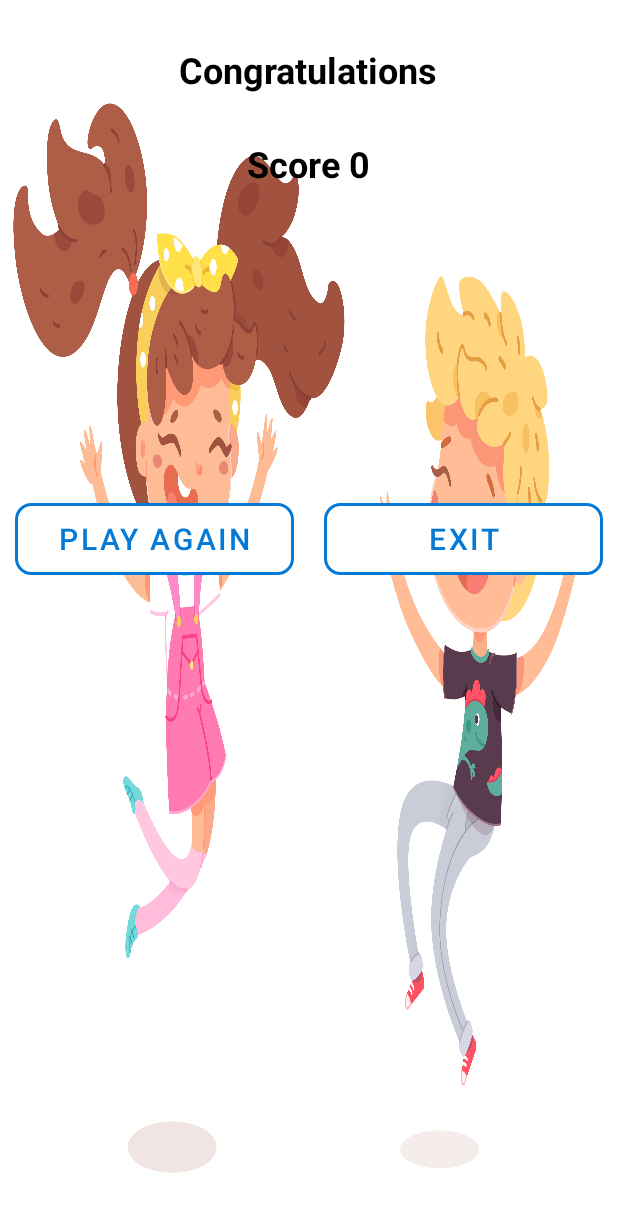
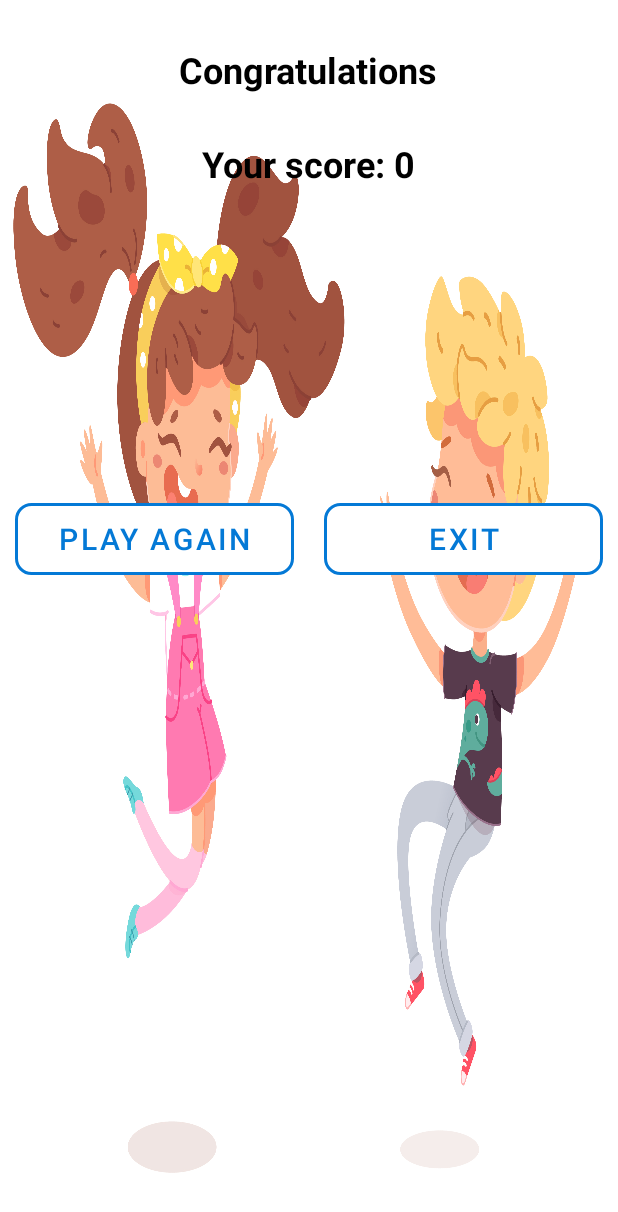
Before and after one commit to Krystynka86/Cool_Math_Game, an Android app: the ResultActivity screen opened directly, with no data from a screen before it, on a phone screen of 412 x 824 dp. Shown: the top 1212 px of the screen. Run offline under Robolectric (Android 15) with nearby library versions, the phone set to English and light mode, and no system bars.

Commit message:
Showing the score

```diff
--- a/app/src/main/java/com/example/coolmathgame/ResultActivity.kt
+++ b/app/src/main/java/com/example/coolmathgame/ResultActivity.kt
@@ -20,6 +20,9 @@ class ResultActivity : AppCompatActivity() {
         playAgain = findViewById(R.id.buttonAgain)
         exit = findViewById(R.id.buttonExit)
 
+        val score = intent.getIntExtra("score",0)
+        result.text = "Your score: " + score
+
         playAgain.setOnClickListener {
 
             val intent = Intent(this@ResultActivity, MainActivity::class.java)
```
Also changed, not shown: app/src/main/java/com/example/coolmathgame/GameActivity.kt (+16 -1 lines).
